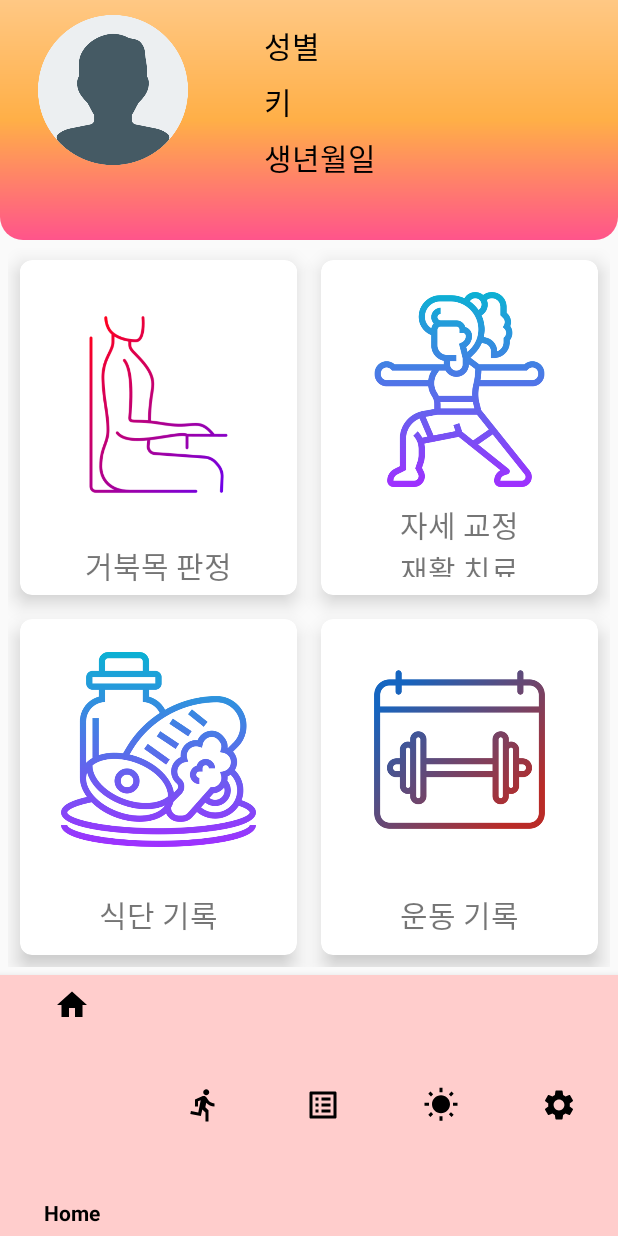
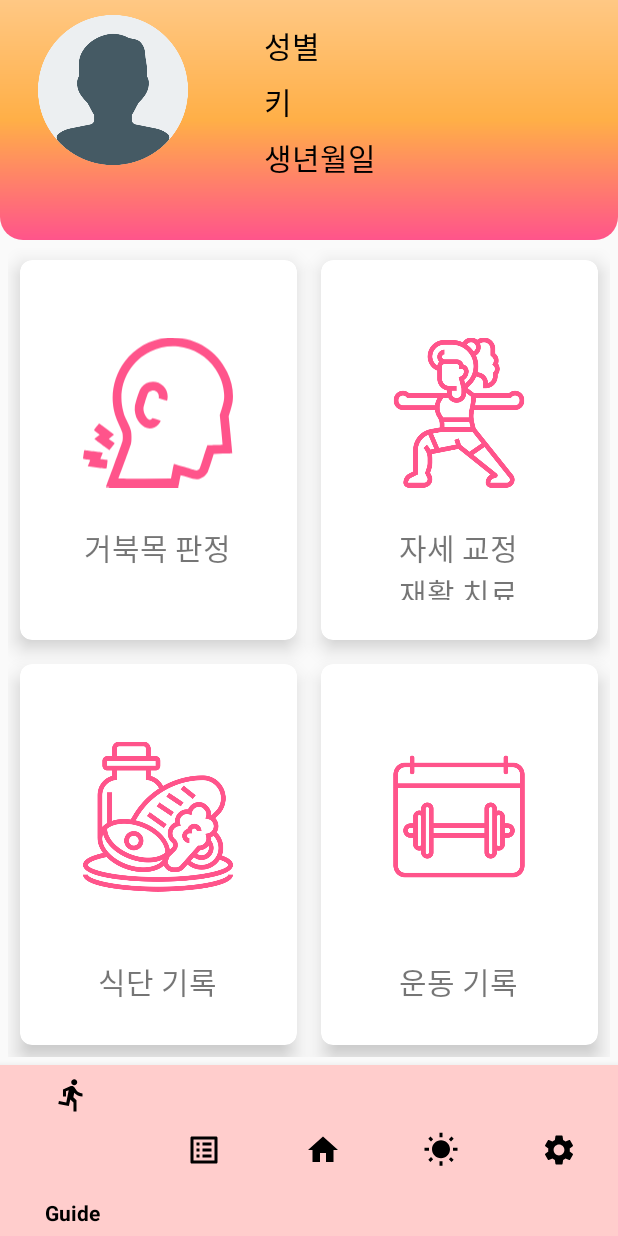
Before and after one commit to yeon7485/FixFit, an Android app: the screen it shows after launch (MainActivity), on a phone screen of 412 x 824 dp. Run offline under Robolectric (Android 15) with nearby library versions, the phone set to English and light mode, and no system bars.

Commit message:
어플 디자인 수정

```diff
--- a/app/src/main/java/com/example/fixfit/ClassifierActivity.java
+++ b/app/src/main/java/com/example/fixfit/ClassifierActivity.java
@@ -81,9 +81,7 @@ public class ClassifierActivity extends AppCompatActivity {
         Bundle extras = getIntent().getExtras();
         byte[] arr = extras.getByteArray("image");
         Bitmap image = BitmapFactory.decodeByteArray(arr, 0, arr.length);
-
         graphicOverlay.clear();
-
         preview.setImageBitmap(image);
         createImageProcessor();
 
--- a/app/src/main/res/layout/activity_main.xml
+++ b/app/src/main/res/layout/activity_main.xml
@@ -119,7 +119,7 @@
 
     <FrameLayout
         android:layout_width="match_parent"
-        android:layout_height="490dp"
+        android:layout_height="550dp"
         android:id="@+id/frameLayout"/>
 
     <com.google.android.material.bottomnavigation.BottomNavigationView
@@ -130,7 +130,6 @@
         app:backgroundTint="#FFCDCC"
         app:itemIconTint="@color/black"
         app:itemTextColor="@color/black"
-
         />
 
 </LinearLayout>
--- a/app/src/main/res/layout/frag_home.xml
+++ b/app/src/main/res/layout/frag_home.xml
@@ -21,18 +21,19 @@
 
         <LinearLayout
             android:layout_width="wrap_content"
-            android:layout_height="wrap_content"
+            android:layout_height="200dp"
             android:layout_gravity="center_vertical|center_horizontal"
             android:orientation="vertical">
 
             <ImageButton
-                android:layout_width="wrap_content"
-                android:layout_height="wrap_content"
+                android:layout_width="100dp"
+                android:layout_height="150dp"
                 android:id="@+id/btn1"
                 android:scaleType="fitCenter"
                 android:adjustViewBounds="true"
                 android:background="@color/white"
-                android:src='@drawable/home_1' />
+                android:src='@drawable/ic_tech_neck'
+                app:tint="@color/main_color_1" />
             <TextView
                 android:layout_width="wrap_content"
                 android:layout_height="wrap_content"
@@ -63,13 +64,14 @@
             android:orientation="vertical">
 
             <ImageButton
-                android:layout_width="130dp"
+                android:layout_width="100dp"
                 android:layout_height="150dp"
                 android:id="@+id/btn2"
                 android:scaleType="fitCenter"
                 android:adjustViewBounds="true"
                 android:background="@color/white"
-                android:src='@drawable/home_2' />
+                android:src='@drawable/home_2'
+                app:tint="@color/main_color_1"/>
 
             <TextView
                 android:layout_width="wrap_content"
@@ -107,13 +109,14 @@
             android:orientation="vertical">
 
             <ImageButton
-                android:layout_width="130dp"
+                android:layout_width="100dp"
                 android:layout_height="150dp"
                 android:id="@+id/btn3"
                 android:scaleType="fitCenter"
                 android:adjustViewBounds="true"
                 android:background="@color/white"
-                android:src='@drawable/home_3' />
+                android:src='@drawable/home_3'
+                app:tint="@color/main_color_1"/>
             <TextView
                 android:layout_width="wrap_content"
                 android:layout_height="wrap_content"
@@ -146,13 +149,14 @@
             android:orientation="vertical">
 
             <ImageButton
-                android:layout_width="130dp"
+                android:layout_width="100dp"
                 android:layout_height="150dp"
                 android:id="@+id/btn4"
                 android:scaleType="fitCenter"
                 android:adjustViewBounds="true"
                 android:background="@color/white"
-                android:src='@drawable/home_4' />
+                android:src='@drawable/home_4'
+                app:tint="@color/main_color_1"/>
 
             <TextView
                 android:layout_width="wrap_content"
@@ -160,7 +164,8 @@
                 android:layout_marginTop="20dp"
                 android:text="운동 기록"
                 android:textSize="20dp"
-                android:layout_gravity="bottom|center" />
+                android:layout_gravity="bottom|center"
+                />
 
         </LinearLayout>
 
--- a/app/src/main/res/menu/bottom_menu.xml
+++ b/app/src/main/res/menu/bottom_menu.xml
@@ -1,10 +1,5 @@
 <?xml version="1.0" encoding="utf-8"?>
 <menu xmlns:android="http://schemas.android.com/apk/res/android">
-    <item
-        android:id="@+id/action_home"
-        android:enabled="true"
-        android:icon="@drawable/ic_baseline_home_24"
-        android:title="Home"/>
 
     <item
         android:id="@+id/action_guide"
@@ -19,6 +14,12 @@
         android:title="List"/>
 
     <item
+        android:id="@+id/action_home"
+        android:enabled="true"
+        android:icon="@drawable/ic_baseline_home_24"
+        android:title="Home"/>
+
+    <item
         android:id="@+id/action_weather"
         android:enabled="true"
         android:icon="@drawable/ic_baseline_wb_sunny_24"
```
Also changed, not shown: app/src/main/res/layout/activity_health_schedule.xml (+10 -23 lines).
